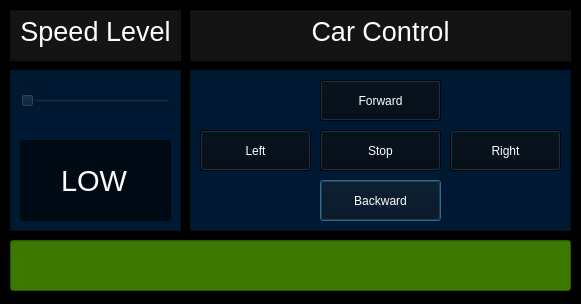
Above: gp2020_simulation/gui/gui.ui from ahmedramady/gp2020_simulation before the change. Below: the same form after it.
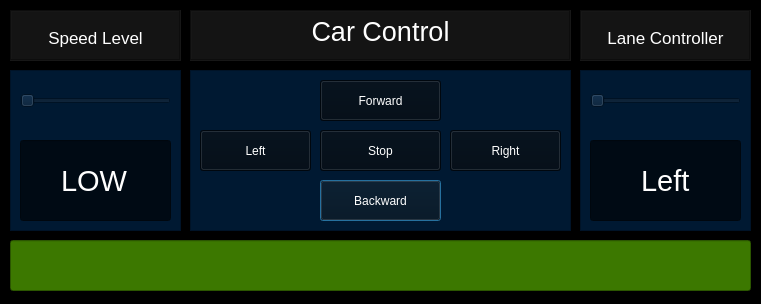
That is the form after the change.

Commit message: added lane and object detection with some adjustments to the GUI

The edit to the form file:
```diff
--- a/gp2020_simulation/gui/gui.ui
+++ b/gp2020_simulation/gui/gui.ui
@@ -6,7 +6,7 @@
    <rect>
     <x>0</x>
     <y>0</y>
-    <width>581</width>
+    <width>761</width>
     <height>304</height>
    </rect>
   </property>
@@ -125,7 +125,7 @@
 &lt;html&gt;&lt;head&gt;&lt;meta name=&quot;qrichtext&quot; content=&quot;1&quot; /&gt;&lt;style type=&quot;text/css&quot;&gt;
 p, li { white-space: pre-wrap; }
 &lt;/style&gt;&lt;/head&gt;&lt;body style=&quot; font-family:'Ubuntu'; font-size:11pt; font-weight:400; font-style:normal;&quot;&gt;
-&lt;p align=&quot;center&quot; style=&quot; margin-top:0px; margin-bottom:0px; margin-left:0px; margin-right:0px; -qt-block-indent:0; text-indent:0px;&quot;&gt;&lt;span style=&quot; font-size:20pt;&quot;&gt;Speed Level&lt;/span&gt;&lt;/p&gt;&lt;/body&gt;&lt;/html&gt;</string>
+&lt;p align=&quot;center&quot; style=&quot; margin-top:0px; margin-bottom:0px; margin-left:0px; margin-right:0px; -qt-block-indent:0; text-indent:0px;&quot;&gt;&lt;span style=&quot; font-size:20pt; vertical-align:sub;&quot;&gt;Speed Level&lt;/span&gt;&lt;/p&gt;&lt;/body&gt;&lt;/html&gt;</string>
    </property>
   </widget>
   <widget class="QTextEdit" name="textEdit_2">
@@ -263,7 +263,7 @@
     <rect>
      <x>10</x>
      <y>240</y>
-     <width>561</width>
+     <width>741</width>
      <height>51</height>
     </rect>
    </property>
@@ -284,6 +284,126 @@
     <bool>true</bool>
    </property>
   </widget>
+  <widget class="QFrame" name="frame_3">
+   <property name="geometry">
+    <rect>
+     <x>580</x>
+     <y>70</y>
+     <width>171</width>
+     <height>161</height>
+    </rect>
+   </property>
+   <property name="styleSheet">
+    <string notr="true">color: rgb(255, 255, 255);
+background-color: rgb(0, 25, 50);</string>
+   </property>
+   <property name="frameShape">
+    <enum>QFrame::StyledPanel</enum>
+   </property>
+   <property name="frameShadow">
+    <enum>QFrame::Raised</enum>
+   </property>
+   <widget class="QSlider" name="laneslider">
+    <property name="geometry">
+     <rect>
+      <x>10</x>
+      <y>10</y>
+      <width>151</width>
+      <height>41</height>
+     </rect>
+    </property>
+    <property name="minimum">
+     <number>0</number>
+    </property>
+    <property name="maximum">
+     <number>1</number>
+    </property>
+    <property name="singleStep">
+     <number>1</number>
+    </property>
+    <property name="pageStep">
+     <number>1</number>
+    </property>
+    <property name="value">
+     <number>0</number>
+    </property>
+    <property name="sliderPosition">
+     <number>0</number>
+    </property>
+    <property name="tracking">
+     <bool>true</bool>
+    </property>
+    <property name="orientation">
+     <enum>Qt::Horizontal</enum>
+    </property>
+    <property name="invertedAppearance">
+     <bool>false</bool>
+    </property>
+    <property name="invertedControls">
+     <bool>false</bool>
+    </property>
+    <property name="tickPosition">
+     <enum>QSlider::NoTicks</enum>
+    </property>
+    <property name="tickInterval">
+     <number>0</number>
+    </property>
+   </widget>
+   <widget class="QLineEdit" name="lanedisplay">
+    <property name="geometry">
+     <rect>
+      <x>10</x>
+      <y>70</y>
+      <width>151</width>
+      <height>81</height>
+     </rect>
+    </property>
+    <property name="font">
+     <font>
+      <pointsize>22</pointsize>
+     </font>
+    </property>
+    <property name="styleSheet">
+     <string notr="true">background-color: rgb(0, 10, 20);</string>
+    </property>
+    <property name="text">
+     <string>Left</string>
+    </property>
+    <property name="alignment">
+     <set>Qt::AlignCenter</set>
+    </property>
+    <property name="readOnly">
+     <bool>true</bool>
+    </property>
+   </widget>
+  </widget>
+  <widget class="QTextEdit" name="textEdit_3">
+   <property name="geometry">
+    <rect>
+     <x>580</x>
+     <y>10</y>
+     <width>171</width>
+     <height>51</height>
+    </rect>
+   </property>
+   <property name="styleSheet">
+    <string notr="true">background-color: rgb(20, 20, 20);
+color:rgb(255,255,255)</string>
+   </property>
+   <property name="frameShape">
+    <enum>QFrame::Box</enum>
+   </property>
+   <property name="readOnly">
+    <bool>true</bool>
+   </property>
+   <property name="html">
+    <string>&lt;!DOCTYPE HTML PUBLIC &quot;-//W3C//DTD HTML 4.0//EN&quot; &quot;http://www.w3.org/TR/REC-html40/strict.dtd&quot;&gt;
+&lt;html&gt;&lt;head&gt;&lt;meta name=&quot;qrichtext&quot; content=&quot;1&quot; /&gt;&lt;style type=&quot;text/css&quot;&gt;
+p, li { white-space: pre-wrap; }
+&lt;/style&gt;&lt;/head&gt;&lt;body style=&quot; font-family:'Ubuntu'; font-size:11pt; font-weight:400; font-style:normal;&quot;&gt;
+&lt;p align=&quot;center&quot; style=&quot; margin-top:0px; margin-bottom:0px; margin-left:0px; margin-right:0px; -qt-block-indent:0; text-indent:0px;&quot;&gt;&lt;span style=&quot; font-size:20pt; vertical-align:sub;&quot;&gt;Lane Controller&lt;/span&gt;&lt;/p&gt;&lt;/body&gt;&lt;/html&gt;</string>
+   </property>
+  </widget>
  </widget>
  <resources/>
  <connections/>
```
The commit also changes 390 other files.
